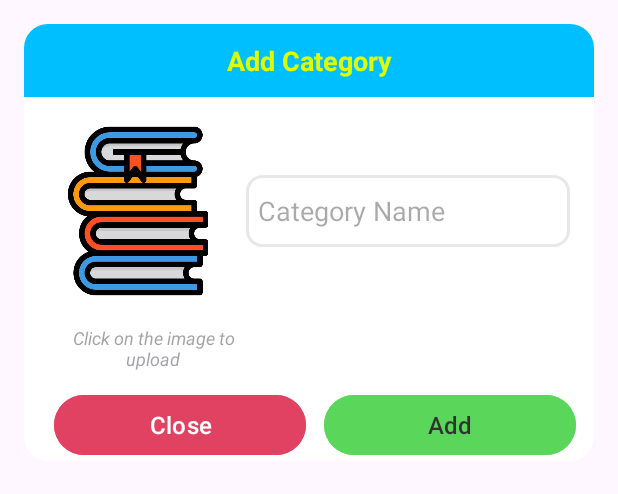
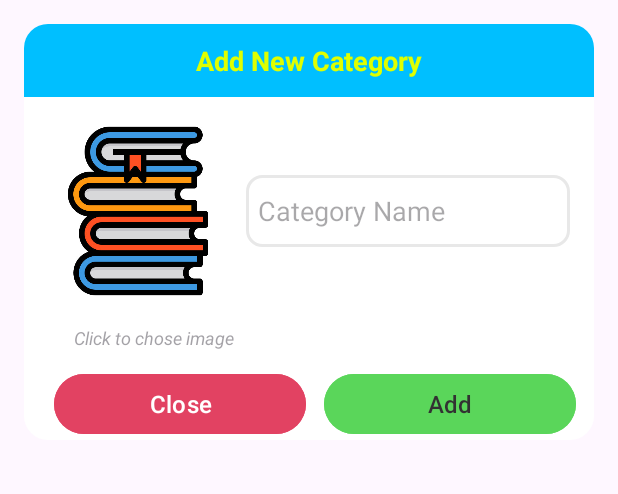
Before and after one commit to QuocCuong2807/XuanCuong_Stationery, an Android app: the layout dialog_add_category.xml on its own in the app's theme, with its tools: preview values and no code run, on a phone screen of 412 x 824 dp. Shown: the top 494 px of the screen. Run offline under Robolectric (Android 15) with nearby library versions, the phone set to English and light mode, and no system bars.

Commit message:
clean code in provider, category activity and edit some keyword

```diff
--- a/app/src/main/java/com/fianlandroidassignments/xuancuongstationery/activity/ImportActivity.java
+++ b/app/src/main/java/com/fianlandroidassignments/xuancuongstationery/activity/ImportActivity.java
@@ -26,7 +26,7 @@ import java.util.ArrayList;
 import java.util.List;
 
 public class ImportActivity extends AppCompatActivity {
-    String[] arrExistsStatus = {"Exists", "Not Exists"};
+    private final String[] arrExistsStatus = {"Available", "New product"};
     AutoCompleteTextView autoCompleteTextViewExistsStatus;
     AutoCompleteTextView autoCompleteTextViewExistsCategory;
     AutoCompleteTextView autoCompleteTextViewExistsProduct;
@@ -72,10 +72,10 @@ public class ImportActivity extends AppCompatActivity {
 
         //handle hide/show import view based on status
         autoCompleteTextViewExistsStatus.setOnItemClickListener((parent, view, position, id) -> {
-            if ("Exists".equals(adapterExsItems.getItem(position))) {
+            if ("Available".equals(adapterExsItems.getItem(position))) {
                 relativeLayoutExisting.setVisibility(View.VISIBLE);
                 scrollViewImportProduct.setVisibility(View.INVISIBLE);
-            } else if ("Not Exists".equals(adapterExsItems.getItem(position))) {
+            } else if ("New product".equals(adapterExsItems.getItem(position))) {
                 scrollViewImportProduct.setVisibility(View.VISIBLE);
                 relativeLayoutExisting.setVisibility(View.INVISIBLE);
             }
--- a/app/src/main/res/layout/dialog_add_category.xml
+++ b/app/src/main/res/layout/dialog_add_category.xml
@@ -28,6 +28,7 @@
             android:layout_width="120dp"
             android:layout_height="120dp"
             android:layout_marginEnd="12dp"
+            android:scaleType="fitXY"
             android:src="@drawable/book" />
 
         <EditText
--- a/app/src/main/res/values/strings.xml
+++ b/app/src/main/res/values/strings.xml
@@ -15,7 +15,7 @@
     <string name="lbContextDel">Delete</string>
     <string name="lbContextUpdate">Update</string>
     <string name="lbContextView">View more</string>
-    <string name="lbSelectExists">Is Existing?</string>
+    <string name="lbSelectExists">Is Available?</string>
     <string name="lbCategoryDropdown">Select Category</string>
     <string name="lbProductDropdown">Select Product</string>
     <string name="lbHintQuantity">Quantity</string>
@@ -24,11 +24,11 @@
     <string name="lbHintPrice">Price</string>
     <string name="lbProviderDropdown">Supplier</string>
     <string name="lbHintProductName">Product Name</string>
-    <string name="lbChooseImgText">Click on the image to upload</string>
-    <string name="lbCategoryAdd">Add Category</string>
+    <string name="lbChooseImgText">Click to chose image</string>
+    <string name="lbCategoryAdd">Add New Category</string>
     <string name="lbNoticeCategoryAdd">Category Name</string>
     <string name="lbCloseDialog">Close</string>
     <string name="lbAddDialog">Add</string>
-    <string name="lbProviderAdd">Add Provider</string>
+    <string name="lbProviderAdd">Add New Provider</string>
     <string name="lbNoticeProviderAdd">Provider Name</string>
 </resources>
```
Also changed, not shown: app/src/main/java/com/fianlandroidassignments/xuancuongstationery/activity/CategoryActivity.java (+16 -0 lines), app/src/main/java/com/fianlandroidassignments/xuancuongstationery/activity/ProviderActivity.java (+36 -5 lines).
